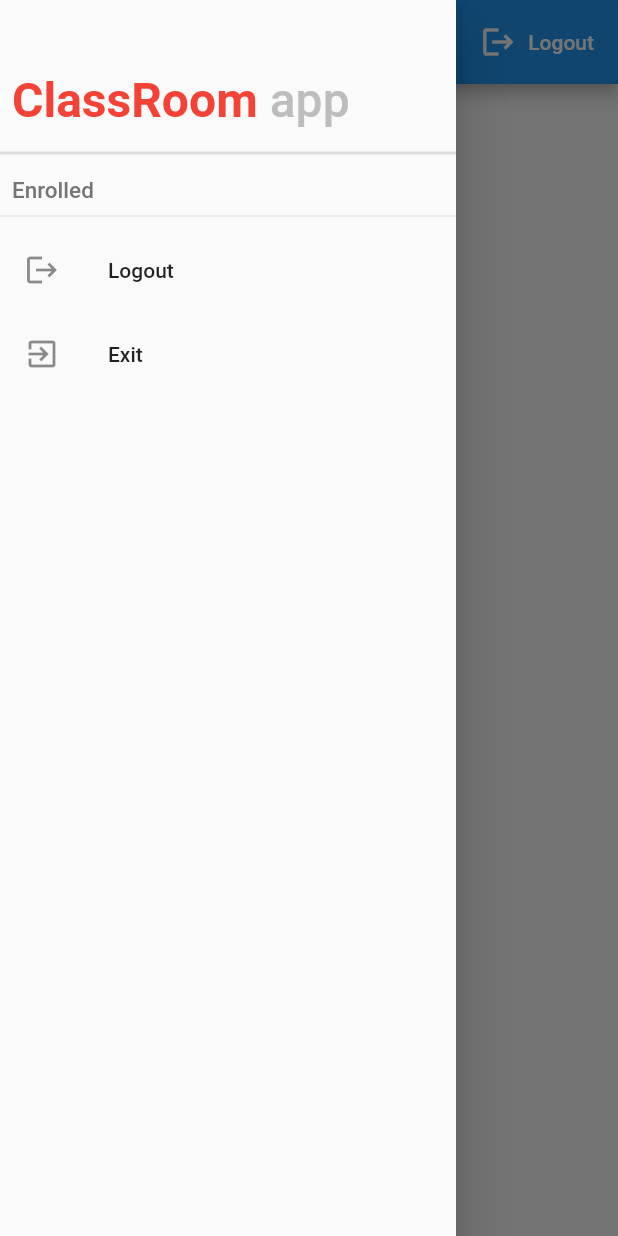
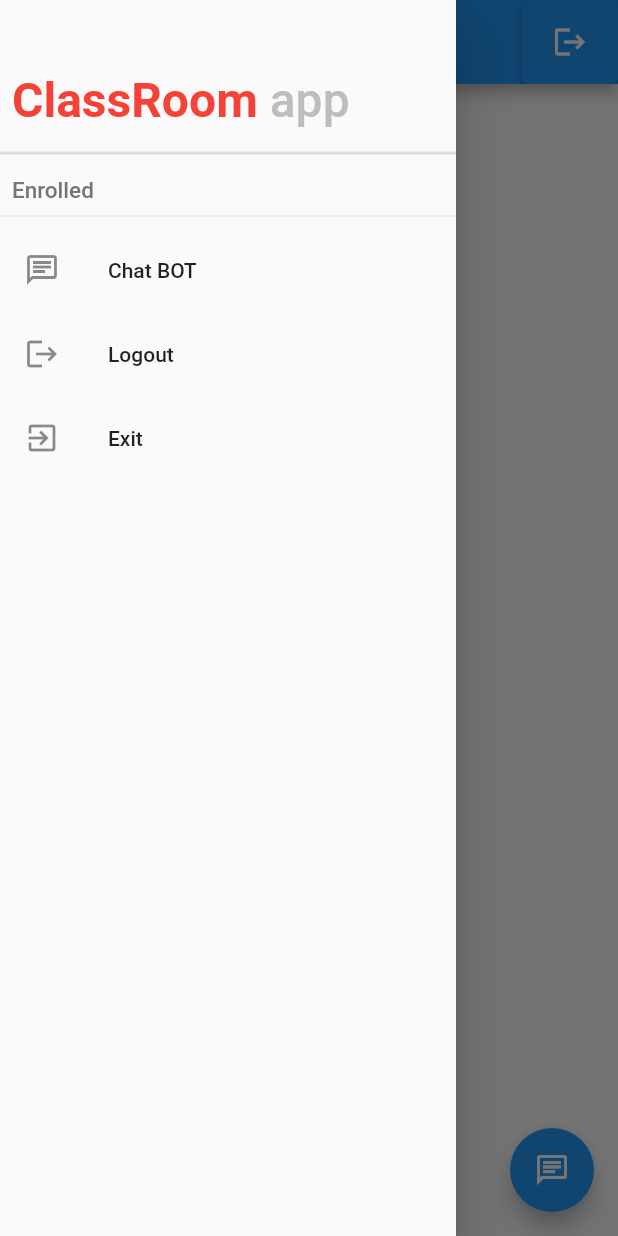
Before and after one commit to mdShakilHossainNsu2018/classroom_flutter, a Flutter app: the HomePage screen opened by its route, with the side drawer open, on a phone screen of 412 x 824 dp. Run offline on Flutter 3.47's test engine with Material 2 defaults, Android fonts, the light colour scheme and no system bars; our stand-ins replace shared_preferences; accounts and stored records are empty; network calls fail.

```diff
--- a/classroom_flutter/lib/main.dart
+++ b/classroom_flutter/lib/main.dart
@@ -1,4 +1,5 @@
 import 'package:classroom_flutter/providers/courses.dart';
+import 'package:classroom_flutter/screens/chat_screen.dart';
 import 'package:classroom_flutter/screens/course_screen.dart';
 import 'package:classroom_flutter/screens/home_screen.dart';
 import 'package:classroom_flutter/screens/login_screen.dart';
@@ -29,6 +30,7 @@ class MyApp extends StatelessWidget {
           RegistrationScreen.routeName: (context) => RegistrationScreen(),
           HomePage.routeName: (context) => HomePage(),
           CourseScreen.routeName: (context) => CourseScreen(),
+          ChatScreen.routeName: (context) => ChatScreen(),
         },
       ),
     );
--- a/classroom_flutter/lib/screens/chat_screen.dart
+++ b/classroom_flutter/lib/screens/chat_screen.dart
@@ -1,6 +1,7 @@
 import 'package:flutter/material.dart';
 
 class ChatScreen extends StatefulWidget {
+  static const routeName = "/chat-screen";
   const ChatScreen({Key? key}) : super(key: key);
 
   @override
@@ -10,6 +11,12 @@ class ChatScreen extends StatefulWidget {
 class _ChatScreenState extends State<ChatScreen> {
   @override
   Widget build(BuildContext context) {
-    return Container();
+    return Scaffold(
+        appBar: AppBar(
+          title: Text("Chat Screen"),
+        ),
+        body: Container(
+          child: Text("chat screen"),
+        ));
   }
 }
--- a/classroom_flutter/lib/screens/home_screen.dart
+++ b/classroom_flutter/lib/screens/home_screen.dart
@@ -1,4 +1,5 @@
 import 'dart:convert';
+
 import 'package:classroom_flutter/Share_preference/Share_pref.dart';
 import 'package:classroom_flutter/controller/apis/course_api.dart';
 import 'package:classroom_flutter/models/courses_by_user_model.dart';
@@ -9,6 +10,8 @@ import 'package:classroom_flutter/widgets/app_drawer.dart';
 import 'package:classroom_flutter/widgets/course_item.dart';
 import 'package:flutter/material.dart';
 import 'package:provider/provider.dart';
+
+import 'chat_screen.dart';
 
 class HomePage extends StatefulWidget {
   static const String routeName = "/home-page";
@@ -45,14 +48,19 @@ class _HomePageState extends State<HomePage> {
     List<CoursesByUserData> _courseList = Provider.of<Courses>(context).courses;
     return Scaffold(
       drawer: AppDrawer(),
+      floatingActionButton: FloatingActionButton(
+        onPressed: () {
+          Navigator.pushNamed(context, ChatScreen.routeName);
+        },
+        child: Icon(Icons.chat_outlined),
+      ),
       appBar: AppBar(
         actions: [
-          ElevatedButton.icon(
+          ElevatedButton(
             onPressed: () {
               logoutAndNavigate(context);
             },
-            icon: Icon(Icons.logout),
-            label: Text("Logout"),
+            child: Icon(Icons.logout),
           )
         ],
       ),
--- a/classroom_flutter/lib/widgets/app_drawer.dart
+++ b/classroom_flutter/lib/widgets/app_drawer.dart
@@ -3,6 +3,7 @@ import 'dart:io';
 import 'package:classroom_flutter/Share_preference/Share_pref.dart';
 import 'package:classroom_flutter/models/courses_by_user_model.dart';
 import 'package:classroom_flutter/providers/courses.dart';
+import 'package:classroom_flutter/screens/chat_screen.dart';
 import 'package:classroom_flutter/screens/course_screen.dart';
 import 'package:classroom_flutter/screens/login_screen.dart';
 import 'package:flutter/material.dart';
@@ -78,7 +79,7 @@ class AppDrawer extends StatelessWidget {
                   ),
                   title: Text(_courseList[index].courseCode!),
                   onTap: () {
-                    Navigator.pushNamed(context, CourseScreen.routeName,
+                    Navigator.popAndPushNamed(context, CourseScreen.routeName,
                         arguments: _courseList[index]);
                   },
                 );
@@ -90,6 +91,15 @@ class AppDrawer extends StatelessWidget {
           // Divider(),
 
           Divider(),
+
+          ListTile(
+            title: const Text('Chat BOT'),
+            leading: Icon(Icons.chat_outlined),
+            onTap: () {
+              Navigator.pushNamed(context, ChatScreen.routeName);
+            },
+          ),
+
           ListTile(
             title: const Text('Logout'),
             leading: Icon(Icons.logout),
--- a/classroom_flutter/lib/widgets/attendance.dart
+++ b/classroom_flutter/lib/widgets/attendance.dart
@@ -10,6 +10,6 @@ class Attendance extends StatefulWidget {
 class _AttendanceState extends State<Attendance> {
   @override
   Widget build(BuildContext context) {
-    return Container();
+    return Container(child: Text("attendance"),);
   }
 }
--- a/classroom_flutter/lib/widgets/course_stream.dart
+++ b/classroom_flutter/lib/widgets/course_stream.dart
@@ -10,6 +10,6 @@ class CourseStream extends StatefulWidget {
 class _CourseStreamState extends State<CourseStream> {
   @override
   Widget build(BuildContext context) {
-    return Container();
+    return Container(child: Text("course Stream"),);
   }
 }
--- a/classroom_flutter/lib/widgets/peoples.dart
+++ b/classroom_flutter/lib/widgets/peoples.dart
@@ -10,6 +10,8 @@ class Peoples extends StatefulWidget {
 class _PeoplesState extends State<Peoples> {
   @override
   Widget build(BuildContext context) {
-    return Container();
+    return Container(
+      child: Text("People"),
+    );
   }
 }
```
Also changed, not shown: classroom_flutter/lib/screens/call_screen.dart (added, +15 -0 lines), classroom_flutter/lib/screens/course_screen.dart (+27 -7 lines).
